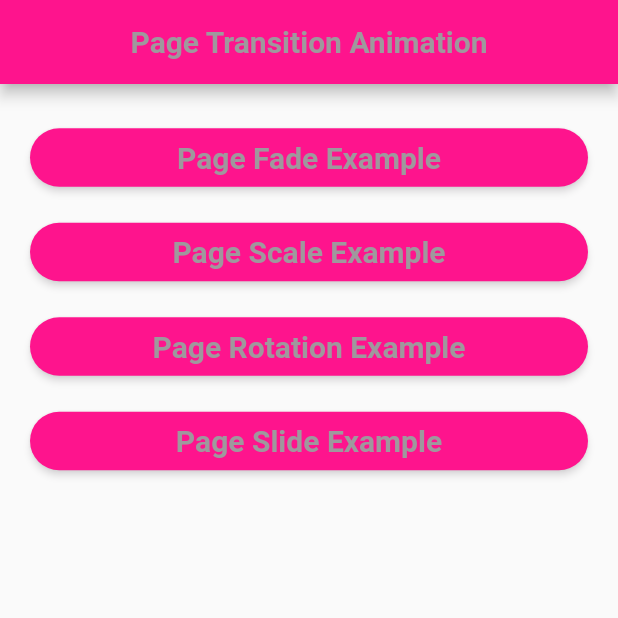
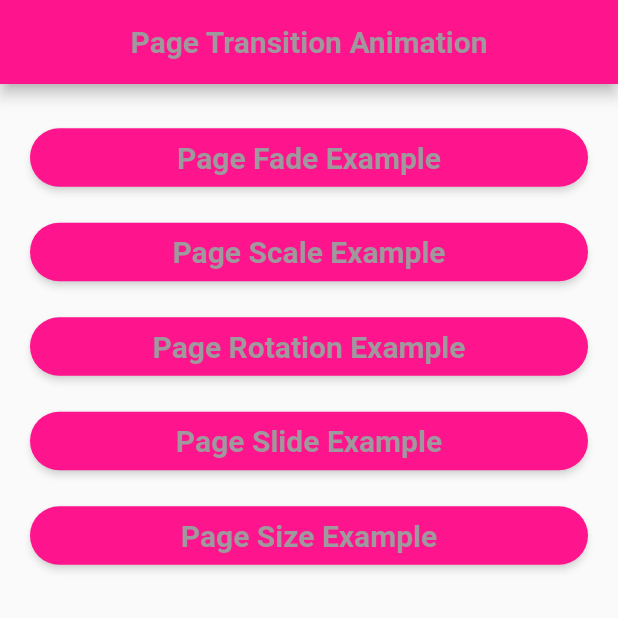
Before and after one commit to esraa-mohamad/examples_learning_animation, a Flutter app: the PageTransitionHomeView screen opened directly, on a phone screen of 412 x 824 dp, the top half of it. Run offline on Flutter 3.47's test engine with Material 2 defaults, Android fonts, the light colour scheme and no system bars; our stand-ins replace animated_background.

Commit message:
page size

```diff
--- /dev/null
+++ b/lib/view/page_transition_animation/animation_components/page_size_components.dart
@@ -0,0 +1,22 @@
+import 'package:flutter/cupertino.dart';
+
+class PageSizeTransitionComponent extends PageRouteBuilder
+{
+
+  final dynamic page;
+
+  PageSizeTransitionComponent({this.page}) : super(
+      pageBuilder: (context,animation,secondaryAnimation)=>page ,
+      transitionsBuilder: (context,animation,secondaryAnimation,child){
+
+        return Align(
+          alignment: Alignment.center,
+          child: SizeTransition(
+            sizeFactor: animation,
+            child: child,
+          ),
+        );
+      }
+  );
+
+}
--- a/lib/view/page_transition_animation/page_transition_example.dart
+++ b/lib/view/page_transition_animation/page_transition_example.dart
@@ -8,6 +8,7 @@ class PageTransitionExample extends StatelessWidget {
   @override
   Widget build(BuildContext context) {
     return Scaffold(
+      backgroundColor: Colors.pinkAccent[100],
       appBar:  AppBar(
         automaticallyImplyLeading: false,
         backgroundColor: pinkColor,
--- a/lib/view/page_transition_animation/page_transition_view.dart
+++ b/lib/view/page_transition_animation/page_transition_view.dart
@@ -5,6 +5,7 @@ import '../../widget/third_button.dart';
 import 'animation_components/page_fade_transition_component.dart';
 import 'animation_components/page_rotation_component.dart';
 import 'animation_components/page_scale_transition_component.dart';
+import 'animation_components/page_size_components.dart';
 import 'animation_components/page_slide_components.dart';
 
 class PageTransitionHomeView extends StatelessWidget {
@@ -59,6 +60,15 @@ class PageTransitionHomeView extends StatelessWidget {
             },
 
           ),
+          ThirdButtonElevated(
+            title: 'Page Size Example',
+            page: () {
+              Navigator.of(context).push(PageSizeTransitionComponent(
+                  page: const PageTransitionExample()));
+            },
+
+          ),
+
         ]),
       ),
     );
```
